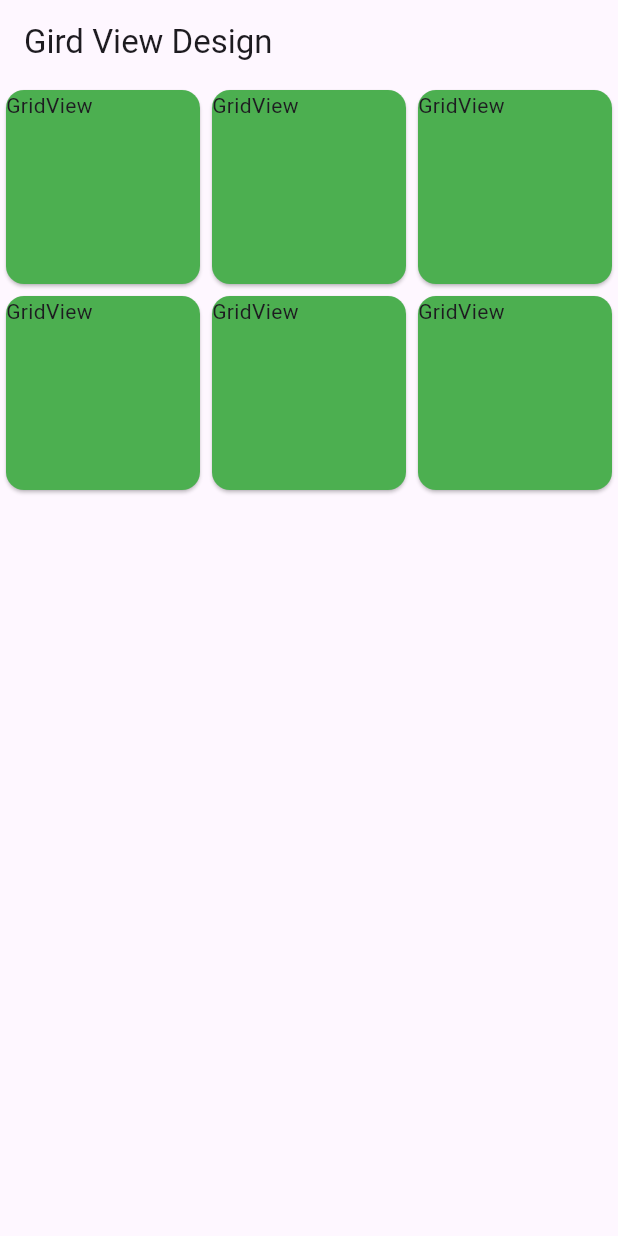
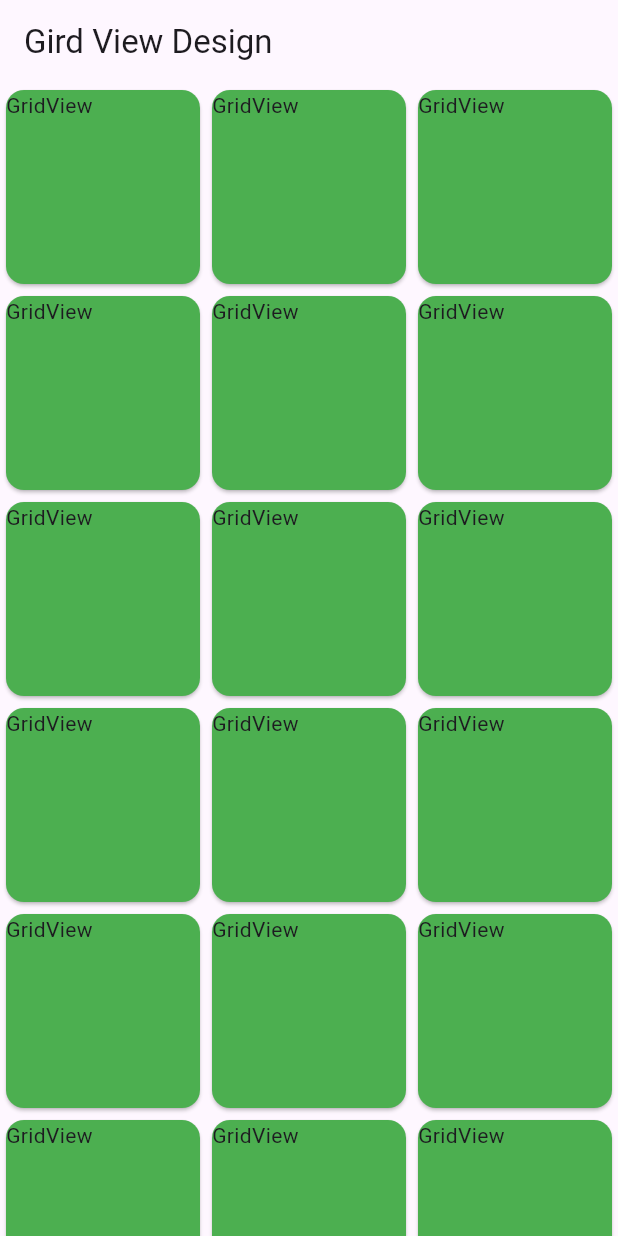
Before and after one commit to RaFiuL-RaZu/app_create2, a Flutter app: the screen it shows after launch, on a phone screen of 412 x 824 dp. Run offline on Flutter 3.47's test engine with Material 3 defaults, Android fonts, the phone set to English and light mode, and no system bars.

Commit message:
grid commit

```diff
--- a/lib/main.dart
+++ b/lib/main.dart
@@ -31,61 +31,21 @@ class HomeScren extends StatelessWidget{
       appBar: AppBar(
         title: Text("Gird View Design"),
       ),
-      body: GridView(
+      body: GridView.builder(
           gridDelegate: SliverGridDelegateWithFixedCrossAxisCount(
-          crossAxisCount: 3,
+            crossAxisCount: 3
           ),
-        children: [
-          Card(
+          itemBuilder:(context,index){
+            return Card(
               color: Colors.green,
               child: SizedBox(
                 height: 100,
                 width: 100,
                 child: Text("GridView"),
               ),
+            );
+          }
       ),
-          Card(
-            color: Colors.green,
-            child: SizedBox(
-              height: 100,
-              width: 100,
-              child: Text("GridView"),
-            ),
-          ),
-          Card(
-            color: Colors.green,
-            child: SizedBox(
-              height: 100,
-              width: 100,
-              child: Text("GridView"),
-            ),
-          ),
-          Card(
-            color: Colors.green,
-            child: SizedBox(
-              height: 100,
-              width: 100,
-              child: Text("GridView"),
-            ),
-          ),
-          Card(
-            color: Colors.green,
-            child: SizedBox(
-              height: 100,
-              width: 100,
-              child: Text("GridView"),
-            ),
-          ),
-          Card(
-            color: Colors.green,
-            child: SizedBox(
-              height: 100,
-              width: 100,
-              child: Text("GridView"),
-            ),
-          ),
-
-        ],
 
       ),
     );
```
Lines whose indentation alone changed are shown as unchanged.
